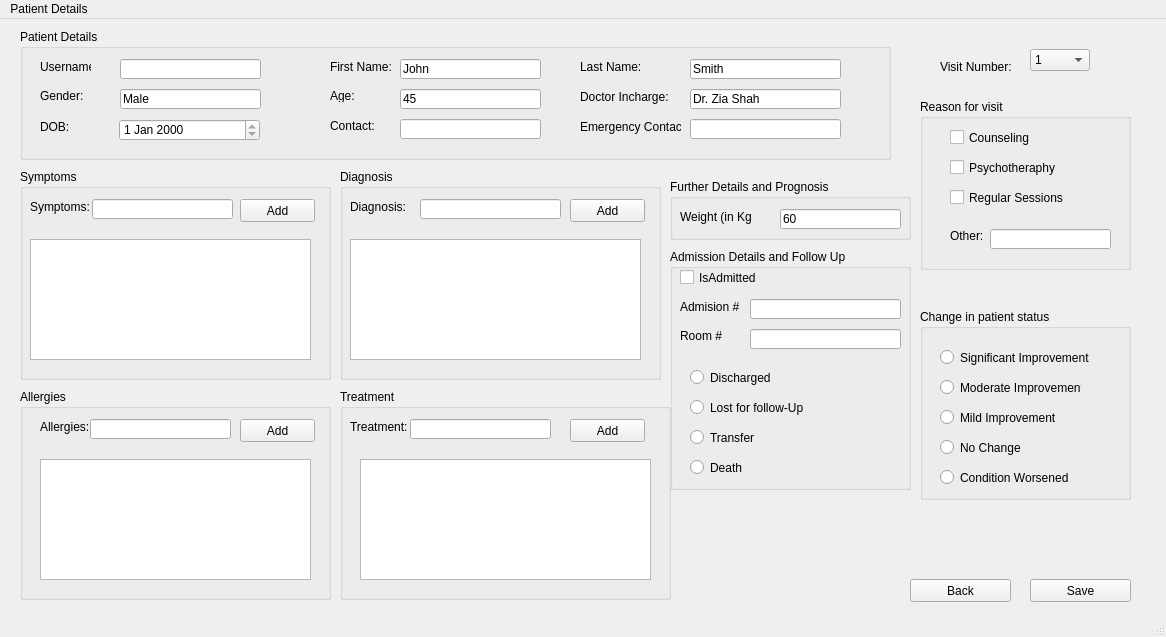
Before: the Qt Designer form edit_patient_record.ui in fakehafaisal/db_project, drawn with Qt 5.
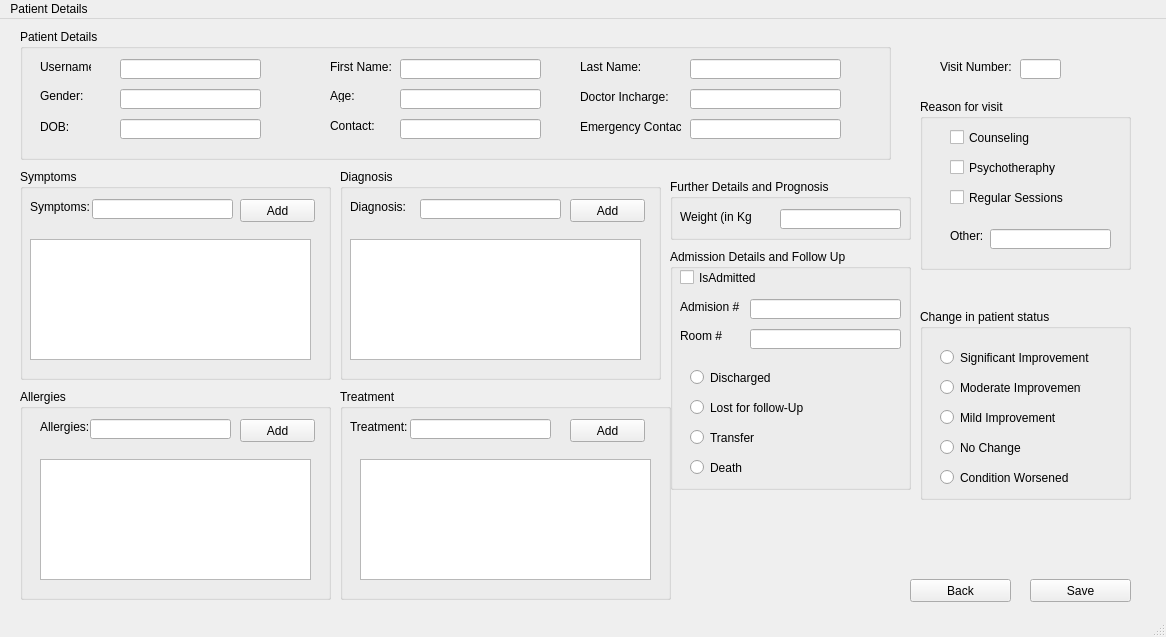
After: the same form once the commit is applied.

Commit message: editable patient details

```diff
--- a/edit_patient_record.ui
+++ b/edit_patient_record.ui
@@ -75,7 +75,7 @@
       </rect>
      </property>
      <property name="text">
-      <string>Male</string>
+      <string/>
      </property>
      <property name="readOnly">
       <bool>true</bool>
@@ -91,7 +91,7 @@
       </rect>
      </property>
      <property name="text">
-      <string>John</string>
+      <string/>
      </property>
      <property name="readOnly">
       <bool>true</bool>
@@ -107,7 +107,7 @@
       </rect>
      </property>
      <property name="text">
-      <string>45</string>
+      <string/>
      </property>
      <property name="readOnly">
       <bool>true</bool>
@@ -123,7 +123,7 @@
       </rect>
      </property>
      <property name="text">
-      <string>Smith</string>
+      <string/>
      </property>
      <property name="readOnly">
       <bool>true</bool>
@@ -152,7 +152,7 @@
       </rect>
      </property>
      <property name="text">
-      <string>Dr. Zia Shah</string>
+      <string/>
      </property>
      <property name="readOnly">
       <bool>true</bool>
@@ -236,19 +236,6 @@
       <string/>
      </property>
     </widget>
-    <widget class="QDateEdit" name="dateEdit_3">
-     <property name="geometry">
-      <rect>
-       <x>99</x>
-       <y>90</y>
-       <width>141</width>
-       <height>22</height>
-      </rect>
-     </property>
-     <property name="readOnly">
-      <bool>true</bool>
-     </property>
-    </widget>
     <widget class="QLineEdit" name="lineEdit_11">
      <property name="geometry">
       <rect>
@@ -288,6 +275,19 @@
       <bool>true</bool>
      </property>
     </widget>
+    <widget class="QLineEdit" name="lineEdit_15">
+     <property name="geometry">
+      <rect>
+       <x>100</x>
+       <y>90</y>
+       <width>141</width>
+       <height>20</height>
+      </rect>
+     </property>
+     <property name="readOnly">
+      <bool>true</bool>
+     </property>
+    </widget>
    </widget>
    <widget class="QGroupBox" name="groupBox_2">
     <property name="geometry">
@@ -773,7 +773,7 @@
       </rect>
      </property>
      <property name="text">
-      <string>60</string>
+      <string/>
      </property>
      <property name="readOnly">
       <bool>false</bool>
@@ -868,31 +868,6 @@
      <string>Visit Number:</string>
     </property>
    </widget>
-   <widget class="QComboBox" name="comboBox">
-    <property name="geometry">
-     <rect>
-      <x>1030</x>
-      <y>30</y>
-      <width>60</width>
-      <height>22</height>
-     </rect>
-    </property>
-    <item>
-     <property name="text">
-      <string>1</string>
-     </property>
-    </item>
-    <item>
-     <property name="text">
-      <string>2</string>
-     </property>
-    </item>
-    <item>
-     <property name="text">
-      <string>3</string>
-     </property>
-    </item>
-   </widget>
    <widget class="QPushButton" name="back">
     <property name="geometry">
      <rect>
@@ -968,6 +943,22 @@
      </property>
     </widget>
    </widget>
+   <widget class="QLineEdit" name="lineEdit_8">
+    <property name="geometry">
+     <rect>
+      <x>1020</x>
+      <y>40</y>
+      <width>41</width>
+      <height>20</height>
+     </rect>
+    </property>
+    <property name="text">
+     <string/>
+    </property>
+    <property name="readOnly">
+     <bool>true</bool>
+    </property>
+   </widget>
   </widget>
   <widget class="QMenuBar" name="menubar">
    <property name="geometry">
```
Left out of the diff: 10 changed lines with no effect on the pictures. The commit also changes 1 other file.
